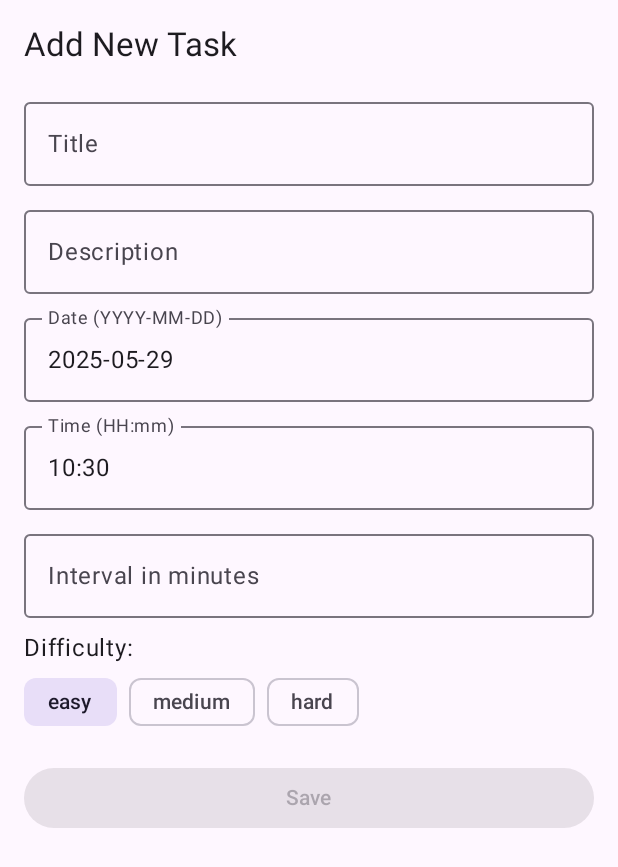
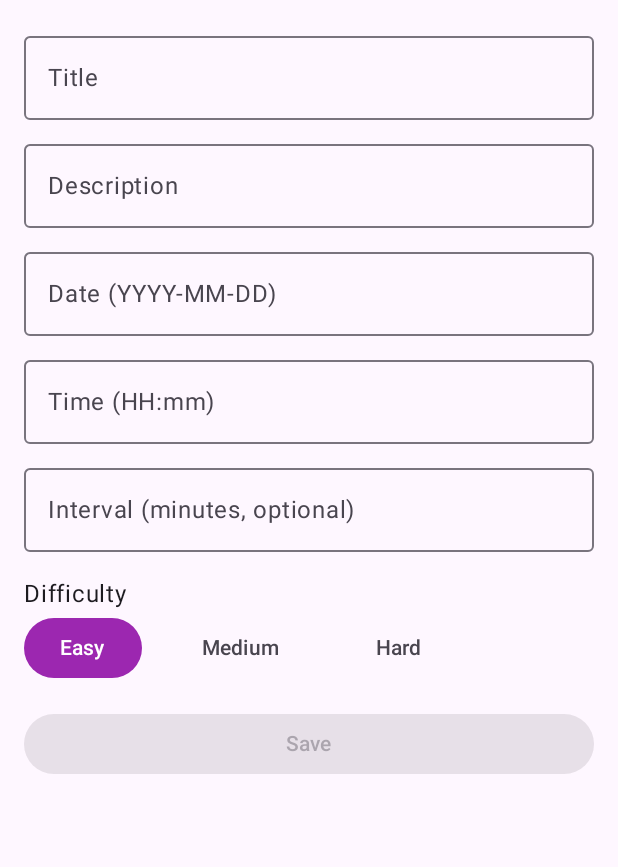
Before and after one commit to JulianSchoerg28/CleanAF, an Android app built with Jetpack Compose: the AddTaskScreen screen opened through its navigation route, on a phone screen of 412 x 824 dp. Shown: the top 867 px of the screen. Run offline under Robolectric (Android 15) with nearby library versions, the phone set to English and light mode, and no system bars; our stand-ins replace Dagger/Hilt's generated code, Room's generated code.

```diff
--- a/app/src/main/java/com/example/cleanaf/MainActivity.kt
+++ b/app/src/main/java/com/example/cleanaf/MainActivity.kt
@@ -56,7 +56,7 @@ class MainActivity : ComponentActivity() {
                         composable(route = "addTask") {
                             AddTaskScreen(
                                 navController = navController,
-                                viewModel = taskViewModel
+                                viewModel = taskViewModel,
                             )
                         }
                     }
--- a/app/src/main/java/com/example/cleanaf/ui/screens/AddTaskScreen.kt
+++ b/app/src/main/java/com/example/cleanaf/ui/screens/AddTaskScreen.kt
@@ -1,16 +1,15 @@
 package com.example.cleanaf.ui.screens
 
 import androidx.compose.foundation.layout.*
-import androidx.compose.foundation.text.KeyboardOptions
 import androidx.compose.material3.*
 import androidx.compose.runtime.*
 import androidx.compose.ui.Modifier
-import androidx.compose.ui.text.input.KeyboardType
 import androidx.compose.ui.unit.dp
 import androidx.navigation.NavController
 import com.example.cleanaf.viewmodel.TaskViewModel
 import java.time.LocalDate
 import java.time.LocalTime
+import java.time.format.DateTimeFormatter
 
 @Composable
 fun AddTaskScreen(
@@ -19,92 +18,94 @@ fun AddTaskScreen(
 ) {
     var title by remember { mutableStateOf("") }
     var description by remember { mutableStateOf("") }
-    var date by remember { mutableStateOf(LocalDate.now().toString()) }
-    var time by remember { mutableStateOf(LocalTime.now().withSecond(0).withNano(0).toString()) }
+    var date by remember { mutableStateOf("") }
+    var time by remember { mutableStateOf("") }
     var intervalText by remember { mutableStateOf("") }
     var difficulty by remember { mutableStateOf("easy") }
 
-    val difficultyOptions = listOf("easy", "medium", "hard")
+    val isInputValid = remember(title, date, time) {
+        title.isNotBlank() &&
+                isValidDate(date) &&
+                isValidTime(time)
+    }
 
-    val isInputValid = title.trim().isNotEmpty() &&
-            // Optional: Prüfe hier, ob date und time ein valides Format haben
-            true
-
-    Column(modifier = Modifier
-        .fillMaxSize()
-        .padding(16.dp)) {
-        Text("Add New Task", style = MaterialTheme.typography.titleLarge)
-
-        Spacer(modifier = Modifier.height(16.dp))
+    Column(
+        modifier = Modifier
+            .fillMaxSize()
+            .padding(16.dp)
+    ) {
         OutlinedTextField(
             value = title,
             onValueChange = { title = it },
             label = { Text("Title") },
+            singleLine = true,
             modifier = Modifier.fillMaxWidth()
         )
+        Spacer(modifier = Modifier.height(8.dp))
 
-        Spacer(modifier = Modifier.height(8.dp))
         OutlinedTextField(
             value = description,
             onValueChange = { description = it },
             label = { Text("Description") },
             modifier = Modifier.fillMaxWidth()
         )
+        Spacer(modifier = Modifier.height(8.dp))
 
-        Spacer(modifier = Modifier.height(8.dp))
         OutlinedTextField(
             value = date,
             onValueChange = { date = it },
             label = { Text("Date (YYYY-MM-DD)") },
-            modifier = Modifier.fillMaxWidth()
+            singleLine = true,
+            modifier = Modifier.fillMaxWidth(),
+            isError = date.isNotEmpty() && !isValidDate(date)
         )
+        Spacer(modifier = Modifier.height(8.dp))
 
-        Spacer(modifier = Modifier.height(8.dp))
         OutlinedTextField(
             value = time,
             onValueChange = { time = it },
             label = { Text("Time (HH:mm)") },
+            singleLine = true,
             modifier = Modifier.fillMaxWidth(),
-            keyboardOptions = KeyboardOptions(keyboardType = KeyboardType.Number)
+            isError = time.isNotEmpty() && !isValidTime(time)
         )
+        Spacer(modifier = Modifier.height(8.dp))
 
-        Spacer(modifier = Modifier.height(8.dp))
         OutlinedTextField(
             value = intervalText,
-            onValueChange = { intervalText = it.filter { c -> c.isDigit() } },
-            label = { Text("Interval in minutes") },
+            onValueChange = { intervalText = it.filter { char -> char.isDigit() } },
+            label = { Text("Interval (minutes, optional)") },
+            singleLine = true,
+            modifier = Modifier.fillMaxWidth()
+        )
+        Spacer(modifier = Modifier.height(16.dp))
+
+        Text(text = "Difficulty")
+        Row(
             modifier = Modifier.fillMaxWidth(),
-            keyboardOptions = KeyboardOptions(keyboardType = KeyboardType.Number)
-        )
-
-        Spacer(modifier = Modifier.height(8.dp))
-        Text("Difficulty:")
-        Row(horizontalArrangement = Arrangement.spacedBy(8.dp)) {
-            difficultyOptions.forEach { option ->
-                FilterChip(
-                    selected = difficulty == option,
-                    onClick = { difficulty = option },
-                    label = { Text(option) }
-                )
+            horizontalArrangement = Arrangement.spacedBy(16.dp)
+        ) {
+            listOf("easy", "medium", "hard").forEach { diff ->
+                Button(
+                    onClick = { difficulty = diff },
+                    colors = if (difficulty == diff) ButtonDefaults.buttonColors() else ButtonDefaults.outlinedButtonColors()
+                ) {
+                    Text(diff.capitalize())
+                }
             }
         }
+        Spacer(modifier = Modifier.height(16.dp))
 
-        Spacer(modifier = Modifier.height(16.dp))
         Button(
             onClick = {
-                val points = when (difficulty) {
-                    "easy" -> 10
-                    "medium" -> 25
-                    "hard" -> 50
-                    else -> 10
-                }
+                val interval = intervalText.toIntOrNull() ?: 0
                 viewModel.insertTask(
                     title.trim(),
                     description.trim(),
                     date.trim(),
                     time.trim(),
-                    intervalText.toIntOrNull() ?: 0,
-                    points
+                    interval,
+                    difficulty,
                 )
                 navController.popBackStack()
             },
@@ -115,3 +116,22 @@ fun AddTaskScreen(
         }
     }
 }
+
+
+fun isValidDate(date: String): Boolean {
+    return try {
+        LocalDate.parse(date, DateTimeFormatter.ISO_LOCAL_DATE)
+        true
+    } catch (e: Exception) {
+        false
+    }
+}
+
+fun isValidTime(time: String): Boolean {
+    return try {
+        LocalTime.parse(time, DateTimeFormatter.ofPattern("HH:mm"))
+        true
+    } catch (e: Exception) {
+        false
+    }
+}
```
Also changed, not shown: app/src/main/java/com/example/cleanaf/viewmodel/TaskViewModel.kt (+11 -4 lines).
